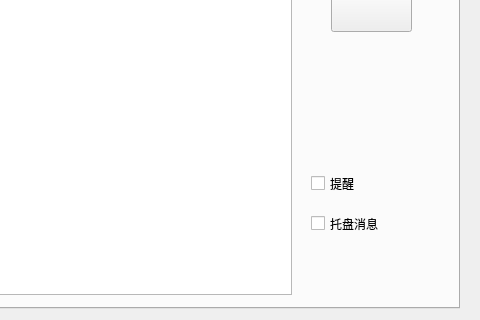
Before: the Qt Designer form src/ui/todoWidget.ui in csy214-beep/Pelr, drawn with Qt 5; both pictures show x 661 to 1141 and y 372 to 692 of the 1141 by 692 pixel window.
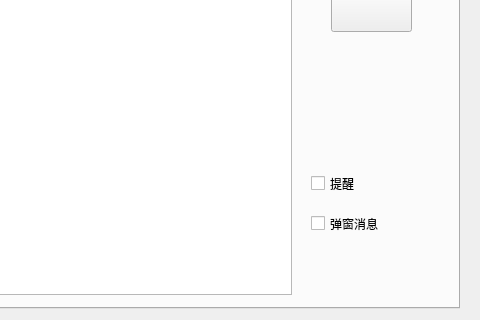
After: the same form once the commit is applied. Icons and pictures are not drawn.

Commit message: feat: 添加通知弹窗功能并替换托盘消息

Patch:
```diff
--- a/src/ui/todoWidget.ui
+++ b/src/ui/todoWidget.ui
@@ -197,7 +197,7 @@
       </rect>
      </property>
      <property name="text">
-      <string>托盘消息</string>
+      <string>弹窗消息</string>
      </property>
     </widget>
    </widget>
```
The commit also changes 13 other files.
